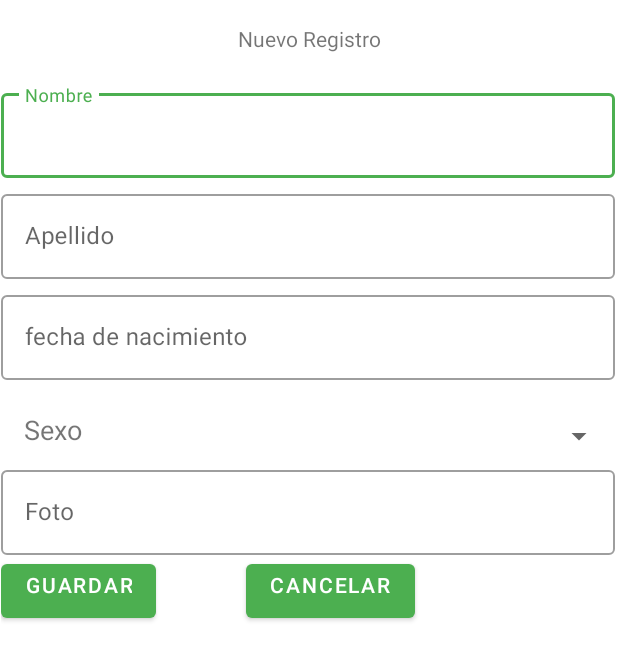
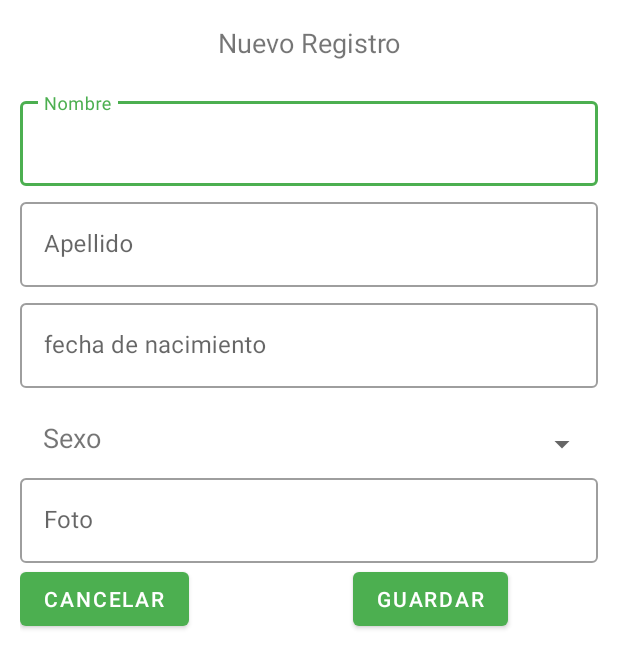
Before and after one commit to Lexan92/APPTEA, an Android app: the layout activity_nueva_persona_tea.xml on its own in the app's theme, with its tools: preview values and no code run, on a phone screen of 412 x 824 dp. Shown: the top 668 px of the screen. Run offline under Robolectric (Android 15) with nearby library versions, the phone set to English and light mode, and no system bars.

Commit message:
ya se muestra la vista de la nueva persona tea

```diff
--- a/app/src/main/res/layout/fragment_nueva_persona_tea.xml
+++ b/app/src/main/res/layout/activity_nueva_persona_tea.xml
@@ -16,22 +16,25 @@
     android:layout_height="match_parent"
     tools:context=".ui.personaTea.NuevaPersonaTea">
 
-
     <TextView
         android:id="@+id/datosTea"
         android:layout_width="wrap_content"
         android:layout_height="wrap_content"
         android:layout_marginTop="16dp"
         android:text="@string/datosTea"
+        android:textSize="18sp"
         app:layout_constraintEnd_toEndOf="parent"
         app:layout_constraintStart_toStartOf="parent"
         app:layout_constraintTop_toTopOf="parent" />
 
     <ScrollView
-        android:layout_width="409dp"
-        android:layout_height="566dp"
+        android:id="@+id/scrollViewtea"
+        style="@android:style/Widget.ScrollView"
+        android:layout_width="match_parent"
+        android:layout_height="wrap_content"
+        android:layout_marginStart="8dp"
         android:layout_marginTop="16dp"
-        android:layout_marginEnd="2dp"
+        android:layout_marginEnd="8dp"
         app:layout_constraintEnd_toEndOf="parent"
         app:layout_constraintStart_toStartOf="parent"
         app:layout_constraintTop_toBottomOf="@+id/datosTea">
@@ -39,7 +42,9 @@
         <LinearLayout
             android:layout_width="match_parent"
             android:layout_height="wrap_content"
-            android:orientation="vertical" >
+            android:layout_marginLeft="5dp"
+            android:layout_marginRight="5dp"
+            android:orientation="vertical">
 
             <com.google.android.material.textfield.TextInputLayout
                 android:id="@+id/nombrePersonaTeaLayout"
@@ -56,7 +61,7 @@
                     android:id="@+id/nombreTea"
                     android:layout_width="match_parent"
                     android:layout_height="wrap_content"
-                    android:inputType="textPersonName"/>
+                    android:inputType="textPersonName" />
             </com.google.android.material.textfield.TextInputLayout>
 
             <com.google.android.material.textfield.TextInputLayout
@@ -74,7 +79,7 @@
                     android:id="@+id/apellidoTea"
                     android:layout_width="match_parent"
                     android:layout_height="wrap_content"
-                    android:inputType="textPersonName"/>
+                    android:inputType="textPersonName" />
             </com.google.android.material.textfield.TextInputLayout>
 
             <com.google.android.material.textfield.TextInputLayout
@@ -94,9 +99,8 @@
                     android:layout_height="wrap_content"
                     android:clickable="true"
                     android:focusable="false"
-                android:inputType="date"/>
+                    android:inputType="date" />
             </com.google.android.material.textfield.TextInputLayout>
-
 
 
             <LinearLayout
@@ -137,14 +141,13 @@
                     android:id="@+id/fotoPersona"
                     android:layout_width="match_parent"
                     android:layout_height="wrap_content"
-                    android:inputType="text"/>
+                    android:inputType="text" />
 
             </com.google.android.material.textfield.TextInputLayout>
 
-            <LinearLayout
+            <androidx.constraintlayout.widget.ConstraintLayout
                 android:layout_width="match_parent"
-                android:layout_height="wrap_content"
-                android:orientation="horizontal">
+                android:layout_height="wrap_content">
 
                 <Button
                     android:id="@+id/guardarPersona"
@@ -153,19 +156,29 @@
                     android:layout_marginEnd="60dp"
                     android:layout_marginBottom="24dp"
                     android:text="@string/guardarPersona"
-                    android:gravity="right" />
+                    app:layout_constraintBottom_toBottomOf="parent"
+                    app:layout_constraintEnd_toEndOf="parent"
+                    app:layout_constraintTop_toTopOf="parent"
+                    app:layout_constraintVertical_bias="0.0" />
 
                 <Button
                     android:id="@+id/cancelar"
                     android:layout_width="wrap_content"
                     android:layout_height="wrap_content"
-                    android:layout_marginEnd="60dp"
-                    android:layout_marginBottom="24dp"
+                    android:layout_marginBottom="32dp"
                     android:text="@string/cancelar"
-                    android:gravity="left"/>
-            </LinearLayout>
+                    app:layout_constraintBottom_toBottomOf="parent"
+                    app:layout_constraintEnd_toStartOf="@+id/guardar"
+                    app:layout_constraintHorizontal_bias="0.364"
+                    app:layout_constraintStart_toStartOf="parent"
+                    app:layout_constraintTop_toTopOf="parent"
+                    app:layout_constraintVertical_bias="0.0" />
+            </androidx.constraintlayout.widget.ConstraintLayout>
+
 
 
         </LinearLayout>
     </ScrollView>
+
+
 </androidx.constraintlayout.widget.ConstraintLayout>
```
Also changed, not shown: app/src/main/AndroidManifest.xml (+8 -6 lines), app/src/main/java/com/example/apptea/ui/personaTea/NuevaPersonaTea.java (+19 -45 lines). Lines whose indentation alone changed are shown as unchanged.
